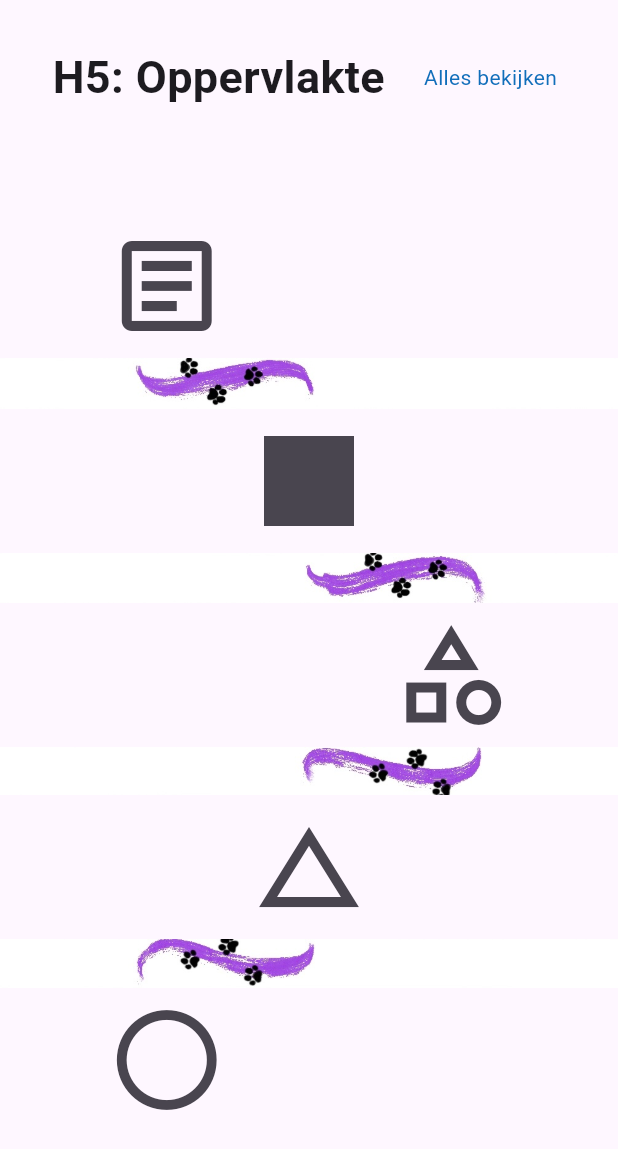
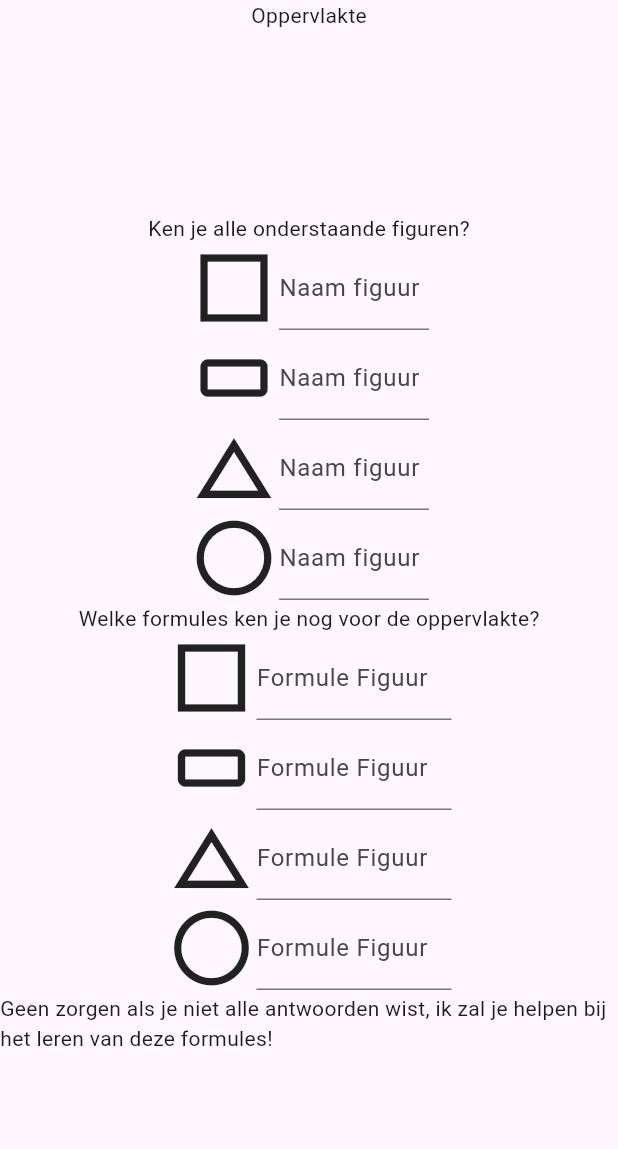
Before and after one commit to GamerCatGirl/MasterThesisApp, a Flutter app: the LearningPath screen opened directly, after a tap on the "article" icon, on a phone screen of 412 x 824 dp. Shown: the top 1149 px of the screen. Run offline on Flutter 3.47's test engine with Material 3 defaults, Android fonts, the phone set to English and light mode, and no system bars; our stand-ins replace cloud_firestore, firebase_core, firebase_database, flutter_rating_bar; accounts and stored records are empty.

Commit message:
theoryOpp

```diff
--- /dev/null
+++ b/lib/components/figure_input.dart
@@ -0,0 +1,42 @@
+import 'package:flutter/material.dart';
+
+class FigureInputTile extends StatefulWidget {
+  final VoidCallback onTileClicked;
+  final IconData icon;
+  final String name;
+
+  const FigureInputTile(
+      {super.key,
+      required this.onTileClicked,
+      required this.icon,
+      required this.name});
+
+  @override
+  State<FigureInputTile> createState() => _FigureInputTileState();
+}
+
+class _FigureInputTileState extends State<FigureInputTile> {
+  final TextEditingController inputText = TextEditingController();
+  @override
+  Widget build(BuildContext context) {
+    var inputField = TextFormField(
+      controller: inputText,
+      decoration: const InputDecoration(
+        border: UnderlineInputBorder(),
+        labelText: 'Naam figuur',
+      ),
+    );
+
+    return Row(children: [
+      Spacer(),
+      Icon(
+        widget.icon,
+        size: 60,
+      ),
+      SizedBox(width: 100, child: inputField),
+      //TODO: question mark
+      //TODO: check answer
+      Spacer(),
+    ]);
+  }
+}
--- /dev/null
+++ b/lib/components/formule_input.dart
@@ -0,0 +1,56 @@
+import 'package:flutter/material.dart';
+
+class FormuleInputTile extends StatefulWidget {
+  final VoidCallback onTileClicked;
+  final IconData icon;
+  final String name;
+
+  const FormuleInputTile(
+      {super.key,
+      required this.onTileClicked,
+      required this.icon,
+      required this.name});
+
+  @override
+  State<FormuleInputTile> createState() => _FormuleInputTileState();
+}
+
+class _FormuleInputTileState extends State<FormuleInputTile> {
+  final TextEditingController inputText = TextEditingController();
+  String tipVierkant = "Gebruik z";
+  String tipRechthoek = "Gebruik l en b";
+  String tipCirkel = "Gebruik staal of diameter";
+  String tipCirkel2 = "Gebruik 3.14";
+  String tipDriehoek = "Gebruik b en h";
+  String tipDriehoek2 = "Er is een deling door 2";
+
+  String formuleVierkant = "zxz";
+  String formuleRechthoek = "lxb";
+  String formuleRechthoek2 = "bxl";
+  String formuleCirkel = "straalxstraalx3,14";
+  String formuleCirkel2 = "diameterx3,14";
+  String formuleDriehoek = "(bxh):2";
+  String formuleDriehoek2 = "(hxb):2";
+  @override
+  Widget build(BuildContext context) {
+    var inputField = TextFormField(
+      controller: inputText,
+      decoration: const InputDecoration(
+        border: UnderlineInputBorder(),
+        labelText: 'Formule Figuur',
+      ),
+    );
+
+    return Row(children: [
+      Spacer(),
+      Icon(
+        widget.icon,
+        size: 60,
+      ),
+      SizedBox(width: 130, child: inputField),
+      //TODO: question mark/ tip
+      //TODO: check answer
+      Spacer(),
+    ]);
+  }
+}
--- a/lib/pages/learning_path.dart
+++ b/lib/pages/learning_path.dart
@@ -6,6 +6,8 @@ import 'package:mathapp/components/learningPathTileRight.dart';
 import 'package:mathapp/components/row_exercise.dart';
 import 'package:mathapp/components/title_tile.dart';
 import 'package:mathapp/pages/add_exercise.dart';
+import 'package:mathapp/pages/oppervlakte_theory.dart';
+import 'package:mathapp/pages/square_theory.dart';
 
 //TODO: add floating add button
 
@@ -38,14 +40,20 @@ class _LearningPathState extends State<LearningPath> {
   IconData iconDownload = Icons.download;
   IconData iconTestKnowledge = Icons.edit_note_outlined;
   IconData iconCheckKnowledge = Icons.fact_check_rounded;
-
-  VoidCallback theoryCallback = () => {print("opening theory")};
+  List path = [];
 
   //TODO: in first theory of chapter, get the knowledge of the student
   //TODO: then make sure if student needs a fast or slow learning path
 
   @override
   Widget build(BuildContext context) {
+    VoidCallback theoryCallback = () => {
+          Navigator.of(context).push(
+            MaterialPageRoute(
+              builder: (context) => OppervlakteTheory(done: () {}),
+            ),
+          )
+        };
     // TODO: implement build
     final Center exercises = Center(
       child: Column(children: [
--- /dev/null
+++ b/lib/pages/oppervlakte_theory.dart
@@ -0,0 +1,74 @@
+import 'dart:math';
+
+import 'package:flutter/material.dart';
+import 'package:mathapp/components/exercise_tile.dart';
+import 'package:mathapp/components/figure_input.dart';
+import 'package:mathapp/components/formule_input.dart';
+import 'package:mathapp/components/icon_button_switch.dart';
+import 'package:mathapp/components/row_exercise.dart';
+import 'package:mathapp/components/start_exercise.dart';
+import 'package:mathapp/components/title_tile.dart';
+
+class OppervlakteTheory extends StatefulWidget {
+  final VoidCallback done;
+  const OppervlakteTheory({super.key, required this.done});
+
+  @override
+  State<OppervlakteTheory> createState() => new _OppervlakteTheoryState();
+}
+
+class _OppervlakteTheoryState extends State<OppervlakteTheory> {
+  IconData iconVierkantEx = Icons.square_outlined;
+  IconData iconTriangleEx = Icons.change_history_sharp;
+  IconData iconCirlceEx = Icons.circle_outlined;
+  IconData iconRectangle = Icons.crop_16_9_outlined;
+  final TextEditingController inputVierkant = TextEditingController();
+  String textSucceeded100 =
+      "Je hebt alles juist ingevuld, je kan deze theory nu proberen toepassen in het dagelijkse leven!";
+  String textSucceeded80 =
+      "Je wist het meeste van de theory al, heel goed gedaan! Ik zal je nu verder helpen met de delen die iets minder vlot gingen.";
+  String textSucceed60 =
+      "Je wist meer dan de helft van de theory al, goed gedaan! Ik zal je nu verder helpen met de delen die iets minder vlot gingen.";
+  String textSucceed50 =
+      "Je wist meer de helft van de theory al! Ik zal je nu verder helpen met de delen die iets minder vlot gingen.";
+  String textSucceedLess =
+      "Geen zorgen als je niet alle antwoorden wist, ik zal je helpen bij het leren van deze formules!";
+
+  @override
+  Widget build(BuildContext context) {
+    var inputField = TextFormField(
+      controller: inputVierkant,
+      decoration: const InputDecoration(
+        border: UnderlineInputBorder(),
+        labelText: 'Naam figuur',
+      ),
+    );
+
+    return Scaffold(
+        body: Center(
+            child: Column(children: [
+      Text("Oppervlakte"),
+      Spacer(),
+      Text("Ken je alle onderstaande figuren?"),
+      FigureInputTile(
+          onTileClicked: () {}, icon: iconVierkantEx, name: "Vierkant"),
+      FigureInputTile(
+          onTileClicked: () {}, icon: iconRectangle, name: "Rechthoek"),
+      FigureInputTile(
+          onTileClicked: () {}, icon: iconTriangleEx, name: "Driehoek"),
+      FigureInputTile(onTileClicked: () {}, icon: iconCirlceEx, name: "Cirkel"),
+      Text("Welke formules ken je nog voor de oppervlakte?"),
+      FormuleInputTile(
+          onTileClicked: () {}, icon: iconVierkantEx, name: "Vierkant"),
+      FormuleInputTile(
+          onTileClicked: () {}, icon: iconRectangle, name: "Rechthoek"),
+      FormuleInputTile(
+          onTileClicked: () {}, icon: iconTriangleEx, name: "Driehoek"),
+      FormuleInputTile(
+          onTileClicked: () {}, icon: iconCirlceEx, name: "Cirkel"),
+      Text(
+          "Geen zorgen als je niet alle antwoorden wist, ik zal je helpen bij het leren van deze formules!"),
+      Spacer(),
+    ])));
+  }
+}
--- /dev/null
+++ b/lib/pages/square_theory.dart
@@ -0,0 +1,29 @@
+import 'dart:math';
+
+import 'package:flutter/material.dart';
+import 'package:mathapp/components/exercise_tile.dart';
+import 'package:mathapp/components/icon_button_switch.dart';
+import 'package:mathapp/components/row_exercise.dart';
+import 'package:mathapp/components/start_exercise.dart';
+import 'package:mathapp/components/title_tile.dart';
+
+class SquareTheory extends StatefulWidget {
+  const SquareTheory({super.key});
+
+  @override
+  State<SquareTheory> createState() => new _SquareTheoryState();
+}
+
+class _SquareTheoryState extends State<SquareTheory> {
+  @override
+  Widget build(BuildContext context) {
+    return Scaffold(
+        body: Center(
+            child: Column(children: [
+      Text("Oppervlakte"),
+      Spacer(),
+      Text("TODO"),
+      Spacer(),
+    ])));
+  }
+}
```
